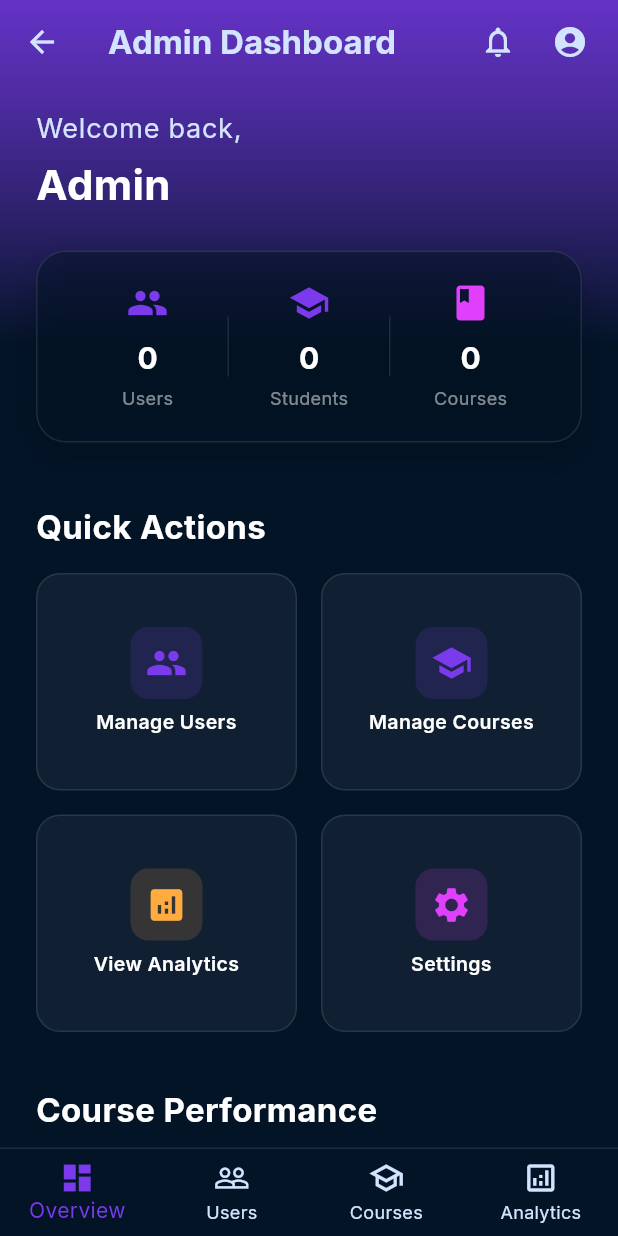
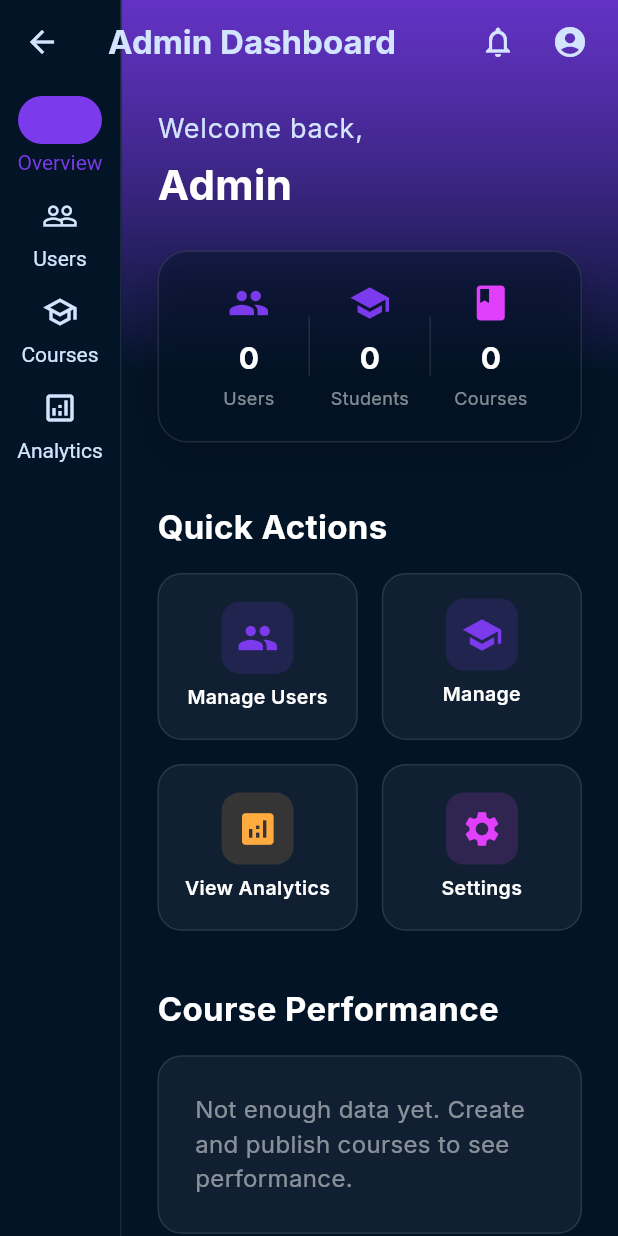
Before and after one commit to noor202401938-netizen/AutoLearn, a Flutter app: the AdminDashboard screen opened directly, on a phone screen of 412 x 824 dp. Run offline on Flutter 3.47's test engine with Material 3 defaults, Android fonts, the phone set to English and light mode, and no system bars; our stand-ins replace file_picker, fl_chart, flutter_secure_storage, google_fonts, pdf, printing and 2 more; missing offline and left inert: flutter_stripe; accounts and stored records are empty; network calls fail.

Commit message:
Fix profile update API endpoint and switch to side menu NavigationRail for desktop layouts

```diff
--- a/lib/repository/user_repository.dart
+++ b/lib/repository/user_repository.dart
@@ -18,7 +18,7 @@ class UserRepository {
     String? interest,
   }) async {
     try {
-      final response = await _apiClient.put('/users/$uid', {
+      final response = await _apiClient.put('/user/profile', {
         'displayName': displayName,
         'phone': phone,
         'grade': grade,
@@ -62,7 +62,7 @@ class UserRepository {
         return _userCache[uid];
       }
 
-      final response = await _apiClient.get('/users/$uid');
+      final response = await _apiClient.get('/user/profile');
       if (response.statusCode == 200) {
         final data = jsonDecode(response.body);
         _userCache[uid] = data;
--- a/lib/screens/admin/admin_dashboard.dart
+++ b/lib/screens/admin/admin_dashboard.dart
@@ -190,7 +190,43 @@ class _AdminDashboardState extends State<AdminDashboard> {
           const SizedBox(width: 8),
         ],
       ),
-      body: Container(
+      body: Row(
+        children: [
+          NavigationRail(
+            backgroundColor: Theme.of(context).colorScheme.surface,
+            selectedIndex: _selectedIndex,
+            onDestinationSelected: _onItemTapped,
+            selectedIconTheme: IconThemeData(color: Theme.of(context).colorScheme.secondary),
+            unselectedIconTheme: IconThemeData(color: Theme.of(context).colorScheme.onSurfaceVariant),
+            selectedLabelTextStyle: TextStyle(color: Theme.of(context).colorScheme.secondary),
+            unselectedLabelTextStyle: TextStyle(color: Theme.of(context).colorScheme.onSurfaceVariant),
+            labelType: NavigationRailLabelType.all,
+            destinations: const [
+              NavigationRailDestination(
+                icon: Icon(Icons.dashboard_outlined),
+                selectedIcon: Icon(Icons.dashboard),
+                label: Text('Overview'),
+              ),
+              NavigationRailDestination(
+                icon: Icon(Icons.people_outline),
+                selectedIcon: Icon(Icons.people),
+                label: Text('Users'),
+              ),
+              NavigationRailDestination(
+                icon: Icon(Icons.school_outlined),
+                selectedIcon: Icon(Icons.school),
+                label: Text('Courses'),
+              ),
+              NavigationRailDestination(
+                icon: Icon(Icons.analytics_outlined),
+                selectedIcon: Icon(Icons.analytics),
+                label: Text('Analytics'),
+              ),
+            ],
+          ),
+          VerticalDivider(thickness: 1, width: 1, color: Colors.white.withOpacity(0.1)),
+          Expanded(
+            child: Container(
               decoration: BoxDecoration(
                 gradient: LinearGradient(
                   begin: Alignment.topCenter,
@@ -204,45 +240,8 @@ class _AdminDashboardState extends State<AdminDashboard> {
               ),
               child: SafeArea(child: _getSelectedScreen()),
             ),
-      bottomNavigationBar: Container(
-        decoration: BoxDecoration(
-          border: Border(
-            top: BorderSide(
-              color: Colors.white.withOpacity(0.1),
-              width: 1,
-            ),
-          ),
-        ),
-        child: BottomNavigationBar(
-          backgroundColor: Theme.of(context).colorScheme.surface,
-          selectedItemColor: Theme.of(context).colorScheme.secondary,
-          unselectedItemColor: Theme.of(context).colorScheme.onSurfaceVariant,
-          items: const [
-            BottomNavigationBarItem(
-              icon: Icon(Icons.dashboard_outlined),
-              activeIcon: Icon(Icons.dashboard),
-              label: 'Overview',
-            ),
-            BottomNavigationBarItem(
-              icon: Icon(Icons.people_outline),
-              activeIcon: Icon(Icons.people),
-              label: 'Users',
-            ),
-            BottomNavigationBarItem(
-              icon: Icon(Icons.school_outlined),
-              activeIcon: Icon(Icons.school),
-              label: 'Courses',
-            ),
-            BottomNavigationBarItem(
-              icon: Icon(Icons.analytics_outlined),
-              activeIcon: Icon(Icons.analytics),
-              label: 'Analytics',
           ),
         ],
-          currentIndex: _selectedIndex,
-          onTap: _onItemTapped,
-          type: BottomNavigationBarType.fixed,
-        ),
       ),
     );
   }
```
Also changed, not shown: lib/screens/home_page.dart (+37 -35 lines), 2 other files. Lines whose indentation alone changed are shown as unchanged.
